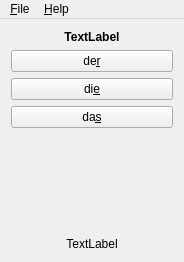
Before: the Qt Designer form mainwindow.ui in lawand/gngt, drawn with Qt 5.
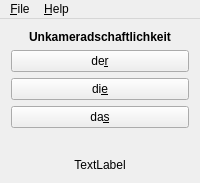
After: the same form once the commit is applied.

Commit message: changed the default text of the label to contain the largest non-

The edit to the form file:
```diff
--- a/mainwindow.ui
+++ b/mainwindow.ui
@@ -2,14 +2,6 @@
 <ui version="4.0">
  <class>MainWindow</class>
  <widget class="QMainWindow" name="MainWindow">
-  <property name="geometry">
-   <rect>
-    <x>0</x>
-    <y>0</y>
-    <width>184</width>
-    <height>262</height>
-   </rect>
-  </property>
   <property name="windowTitle">
    <string>GNGT</string>
   </property>
@@ -24,7 +16,7 @@
        </font>
       </property>
       <property name="text">
-       <string>TextLabel</string>
+       <string>Unkameradschaftlichkeit</string>
       </property>
       <property name="alignment">
        <set>Qt::AlignCenter</set>
@@ -82,7 +74,7 @@
     <rect>
      <x>0</x>
      <y>0</y>
-     <width>184</width>
+     <width>209</width>
      <height>27</height>
     </rect>
    </property>
```
